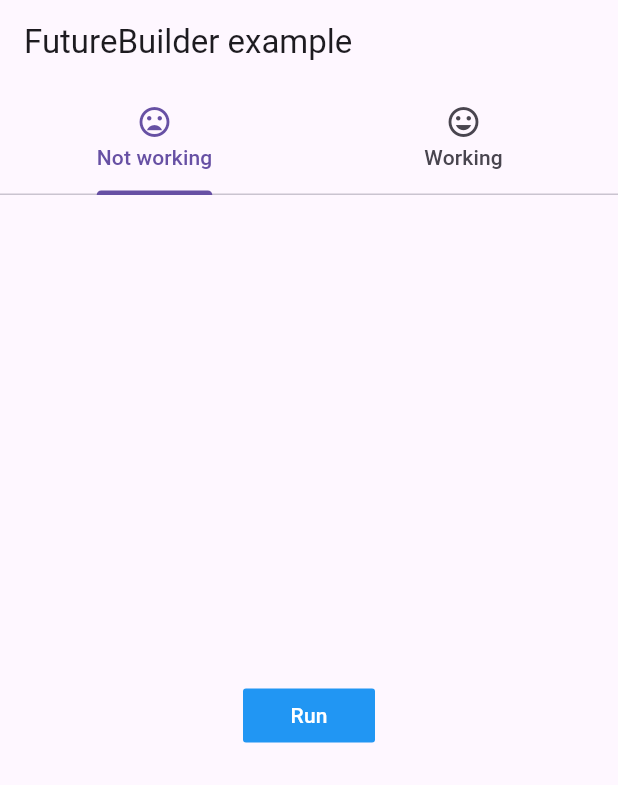
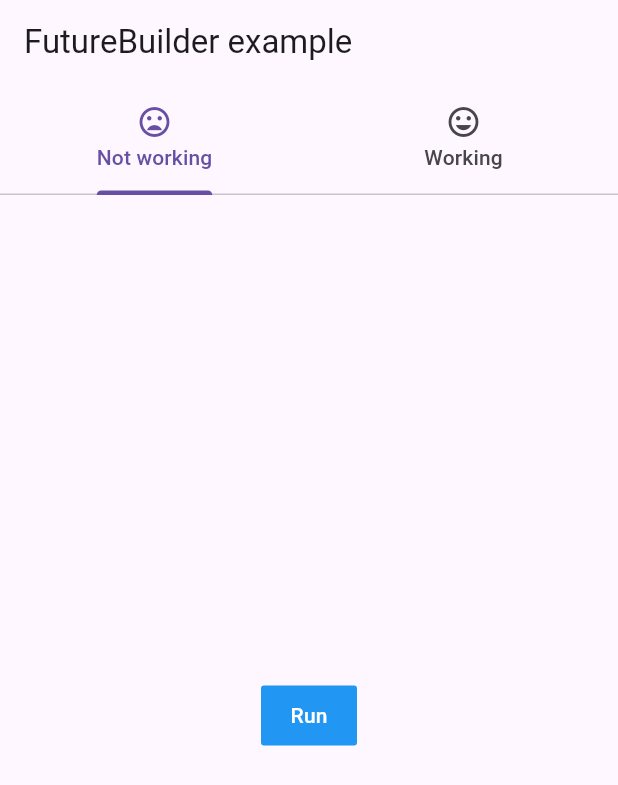
Before and after one commit to ddikman/flutter-rerunnable-future-builder, a Flutter app: the screen it shows after launch, on a phone screen of 412 x 824 dp. Shown: the top 785 px of the screen. Run offline on Flutter 3.47's test engine with Material 3 defaults, Android fonts, the phone set to English and light mode, and no system bars.

Commit message:
FlatButton is deprecated

```diff
--- a/lib/button.dart
+++ b/lib/button.dart
@@ -9,8 +9,15 @@ class Button extends StatelessWidget {
 
   @override
   Widget build(BuildContext context) {
-    return FlatButton(
-      color: Colors.blue,
+    return TextButton(
+      style: TextButton.styleFrom(
+        backgroundColor: Colors.blue,
+        // minimumSize: Size(88, 36),
+        padding: EdgeInsets.symmetric(horizontal: 16),
+        shape: const RoundedRectangleBorder(
+          borderRadius: BorderRadius.all(Radius.circular(2)),
+        ),
+      ),
       child: Text(text, style: TextStyle(color: Colors.white)),
       onPressed: onPressed,
     );
```
